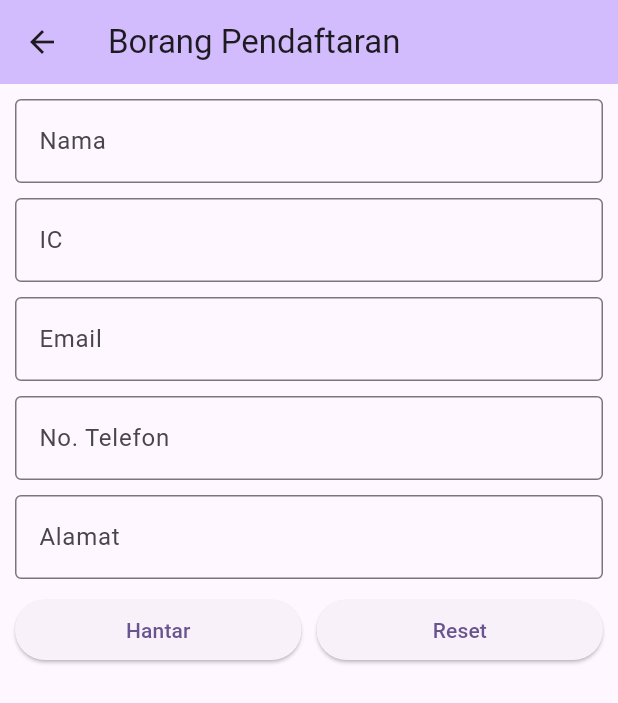
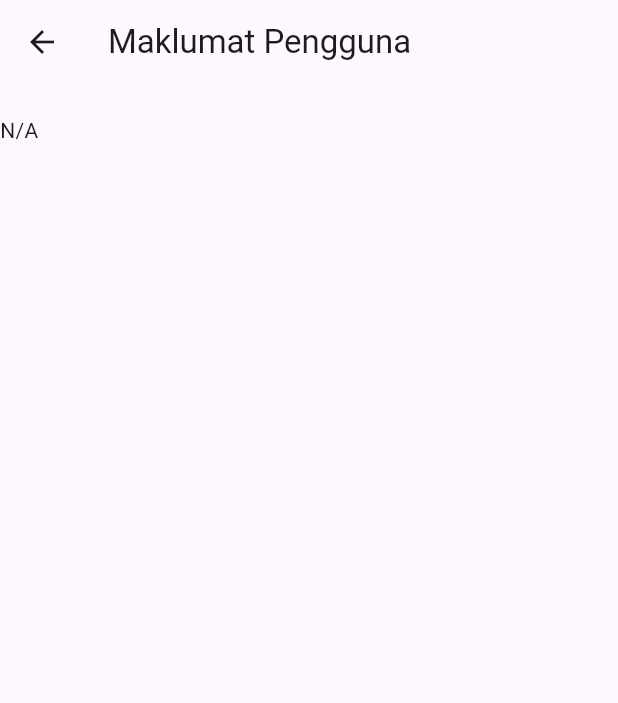
Before and after one commit to kamalnorizan/ciastFlutter, a Flutter app: the FirstPage screen opened directly, after a tap on "Hantar", on a phone screen of 412 x 824 dp. Shown: the top 703 px of the screen. Run offline on Flutter 3.47's test engine with Material 2 defaults, Android fonts, the phone set to English and light mode, and no system bars.

Commit message:
navigate with user

```diff
--- a/lib/firstPage.dart
+++ b/lib/Screens/firstPage.dart
@@ -1,6 +1,7 @@
 import 'package:flutter/material.dart';
 
-import 'Model/user.dart';
+import '../Model/user.dart';
+import 'userDetailScreen.dart';
 
 class FirstPage extends StatelessWidget {
   final String btnTitle = 'Hantar';
@@ -75,7 +76,11 @@ class FirstPage extends StatelessWidget {
                           user.phone = phoneController.text;
                           user.address = addressController.text;
 
-                          print(user);
+                          Navigator.push(
+                            context,
+                            MaterialPageRoute(
+                                builder: (context) => UserDetailScreen(user)),
+                          );
                         },
                         child: Text(btnTitle),
                       ),
--- /dev/null
+++ b/lib/Screens/userDetailScreen.dart
@@ -0,0 +1,23 @@
+import 'package:flutter/material.dart';
+
+import '../Model/user.dart';
+
+class UserDetailScreen extends StatelessWidget {
+  User user = User();
+  UserDetailScreen(this.user, {super.key});
+
+  @override
+  Widget build(BuildContext context) {
+    return Scaffold(
+        appBar: AppBar(
+          title: const Text('Maklumat Pengguna'),
+        ),
+        body: Column(
+          children: [
+            Text(user.nama.toString()),
+            Text(user.ic != '' ? user.ic.toString() : 'N/A'),
+            Text(user.email ?? 'N/A'),
+          ],
+        ));
+  }
+}
--- a/lib/main.dart
+++ b/lib/main.dart
@@ -1,6 +1,6 @@
 import 'package:flutter/material.dart';
 
-import 'firstPage.dart';
+import 'Screens/firstPage.dart';
 
 void main() {
   runApp(const MyApp());
```
